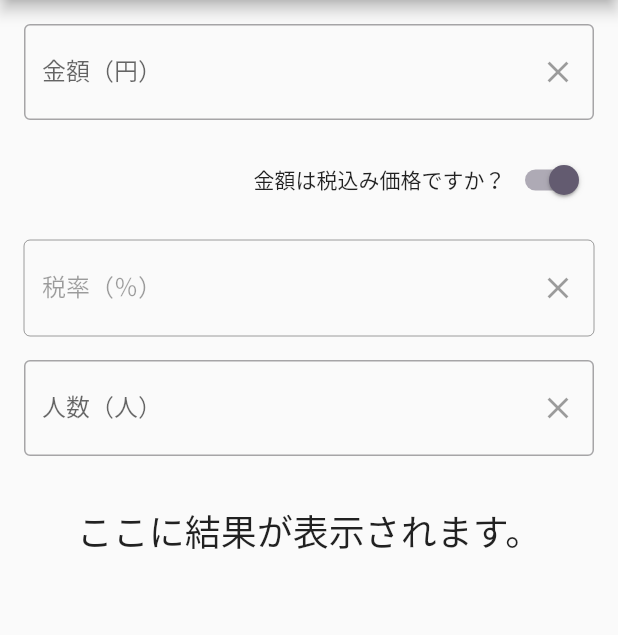
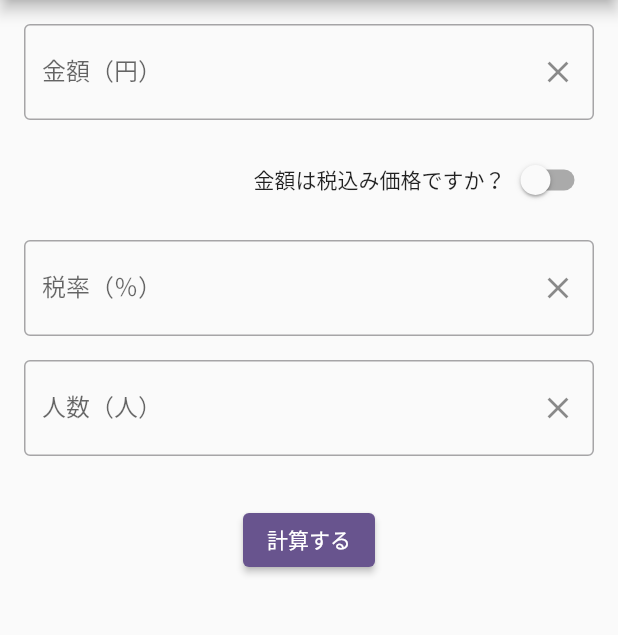
Before and after one commit to momomo0420-lab/warikan_calculator, a Flutter app: the screen it shows after launch, on a phone screen of 412 x 824 dp, the part 84-719 px from its top. Run offline on Flutter 3.47's test engine with Material 2 defaults, Android fonts, the phone set to English and light mode, and no system bars; our stand-ins replace flutter_riverpod, freezed_annotation, riverpod_annotation; generated files the repository leaves out were written again.

Commit message:
Completed to create the Warikan calculator.

```diff
--- a/lib/ui/warikan_calculator/warikan_calculator_body.dart
+++ b/lib/ui/warikan_calculator/warikan_calculator_body.dart
@@ -1,83 +1,129 @@
 import 'package:flutter/material.dart';
 import 'package:flutter/services.dart';
+import 'package:warikan_calculator/ui/warikan_calculator/warikan_calculator_viewmodel.dart';
+import 'package:warikan_calculator/ui/warikan_calculator/warikan_calculator_viewmodel_state.dart';
 
 class WarikanCalculatorBody extends StatelessWidget {
-  const WarikanCalculatorBody({super.key});
+  final WarikanCalculatorViewModel _viewModel;
+  final WarikanCalculatorViewModelState _state;
+
+  const WarikanCalculatorBody({
+    required WarikanCalculatorViewModel viewModel,
+    required WarikanCalculatorViewModelState state,
+    super.key,
+  }): _viewModel = viewModel,
+    _state = state;
 
   @override
   Widget build(BuildContext context) {
-    return Padding(
+    return SingleChildScrollView(
+      child: Padding(
         padding: const EdgeInsets.all(16.0),
         child: Column(
           children: [
-          TextFormField(
-            controller: null, //TODO: 後で変更
-            keyboardType: TextInputType.number,
-            inputFormatters: [FilteringTextInputFormatter.digitsOnly],
-            decoration: const InputDecoration(
-              labelText: '金額（円）',
-              hintText: '金額を入力してください',
-              border: OutlineInputBorder(),
-              suffixIcon: IconButton(
-                onPressed: null,  //TODO: 後で変更
-                icon: Icon(Icons.clear),
-              ),
-            ),
+            // 金額入力フォーム
+            _buildTextFormField(
+              true,
+              _state.amountController,
+              '金額',
+              '円',
+              () => _viewModel.clearAmountController(),
             ),
             const SizedBox(height: 16.0),
 
+            // 税込み、税別の切り替えスイッチ
             Row(
               mainAxisAlignment: MainAxisAlignment.end,
               children: [
                 const Text('金額は税込み価格ですか？'),
                 Switch(
-                value: true, //TODO: 後で変更
-                onChanged: (tax) {}, //TODO: 後で変更
+                  value: _state.isTaxIncluded,
+                  onChanged: (axIncluded) => _viewModel.setTaxIncluded(axIncluded),
                 ),
               ],
             ),
             const SizedBox(height: 16.0),
 
-          TextFormField(
-            enabled: false, //TODO: 後で変更
-            controller: null, //TODO: 後で変更
-            keyboardType: TextInputType.number,
-            inputFormatters: [FilteringTextInputFormatter.digitsOnly],
-            decoration: const InputDecoration(
-              labelText: '税率（％）',
-              hintText: '税率を入力してください',
-              border: OutlineInputBorder(),
-              suffixIcon: IconButton(
-                onPressed: null,  //TODO: 後で変更
-                icon: Icon(Icons.clear),
-              ),
-            ),
+            // 税率入力フォーム
+            _buildTextFormField(
+              !_state.isTaxIncluded,
+              _state.taxRateController,
+              '税率',
+              '％',
+              () => _viewModel.clearTaxRateController(),
             ),
             const SizedBox(height: 16.0),
 
-          TextFormField(
-            controller: null, //TODO: 後で変更
-            keyboardType: TextInputType.number,
-            inputFormatters: [FilteringTextInputFormatter.digitsOnly],
-            decoration: const InputDecoration(
-              labelText: '人数（人）',
-              hintText: '人数を入力してください',
-              border: OutlineInputBorder(),
-              suffixIcon: IconButton(
-                onPressed: null,  //TODO: 後で変更
-                icon: Icon(Icons.clear),
-              ),
-            ),
+            // 人数入力フォーム
+            _buildTextFormField(
+              true,
+              _state.numberController,
+              '人数',
+              '人',
+              () => _viewModel.clearNumberController(),
             ),
             const SizedBox(height: 32.0),
 
-          //TODO: 後で変更
-          const Text(
-            'ここに結果が表示されます。',
-            style: TextStyle(fontSize: 24.0),
+            ElevatedButton(
+              onPressed: () => _viewModel.calculateAmountPerPerson(
+                (result) => showDialog(
+                  context: context,
+                  builder: (context) => _buildAlertDialog(context, result),
                 ),
+                () => ScaffoldMessenger.of(context).showSnackBar(
+                  const SnackBar(content: Text('入力されてない項目があります。'))
+                ),
+              ),
+              child: const Text('計算する'),
+            )
           ],
+        ),
       ),
     );
   }
+
+  TextFormField _buildTextFormField(
+    // 表示の有無
+    bool enabled,
+    // コントローラー
+    TextEditingController controller,
+    // ラベル
+    String label,
+    // 単位
+    String unit,
+    // クリアされた際の動き
+    Function()? onClear
+  ) {
+    return TextFormField(
+      enabled: enabled,
+      controller: controller,
+      keyboardType: TextInputType.number,
+      inputFormatters: [FilteringTextInputFormatter.digitsOnly],
+      decoration: InputDecoration(
+        labelText: '$label（$unit）',
+        hintText: '$labelを入力してください。',
+        border: const OutlineInputBorder(),
+        suffixIcon: IconButton(
+          onPressed: () => (onClear != null) ? onClear() : null,
+          icon: const Icon(Icons.clear),
+        ),
+      ),
+    );
   }
+
+  AlertDialog _buildAlertDialog(
+    BuildContext context,
+    double result,
+  ) {
+    return AlertDialog(
+      title: const Text('計算結果'),
+      content: Text('一人当たりの金額は $result 円です。'),
+      actions: [
+        TextButton(
+          onPressed: () => Navigator.of(context).pop(),
+          child: const Text('OK'),
+        )
+      ],
+    );
+  }
+}
--- a/lib/ui/warikan_calculator/warikan_calculator_screen.dart
+++ b/lib/ui/warikan_calculator/warikan_calculator_screen.dart
@@ -1,15 +1,24 @@
 import 'package:flutter/material.dart';
 import 'package:flutter_riverpod/flutter_riverpod.dart';
 import 'package:warikan_calculator/ui/warikan_calculator/warikan_calculator_body.dart';
+import 'package:warikan_calculator/ui/warikan_calculator/warikan_calculator_viewmodel.dart';
 
 class WarikanCalculatorScreen extends ConsumerWidget {
   const WarikanCalculatorScreen({super.key});
 
   @override
   Widget build(BuildContext context, WidgetRef ref) {
+    // ビューモデル
+    final viewModel = ref.watch(warikanCalculatorViewModelProvider.notifier);
+    // 状態
+    final state = ref.watch(warikanCalculatorViewModelProvider);
+
     return Scaffold(
       appBar: AppBar(title: const Text('割り勘金額計算アプリ')),
-      body: const WarikanCalculatorBody(),
+      body: WarikanCalculatorBody(
+        viewModel: viewModel,
+        state: state
+      ),
     );
   }
 }
```
Also changed, not shown: lib/ui/warikan_calculator/warikan_calculator_viewmodel.dart (+55 -1 lines). Lines whose indentation alone changed are shown as unchanged.
